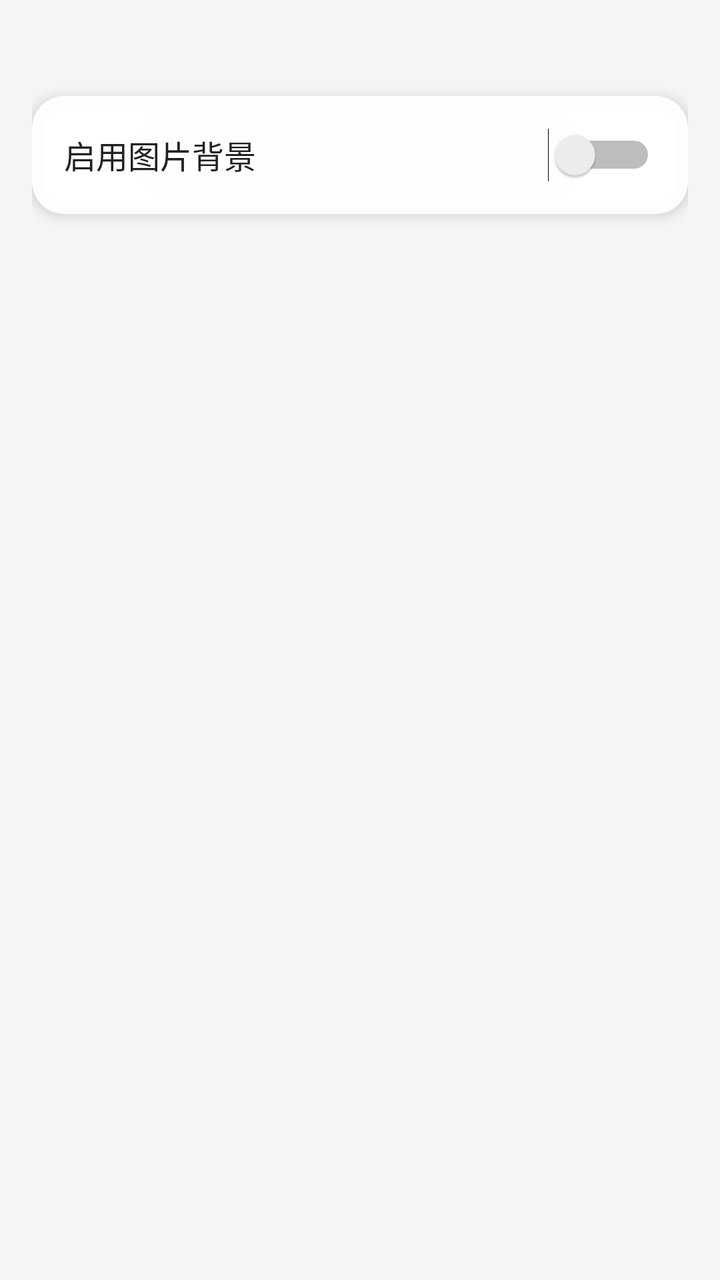
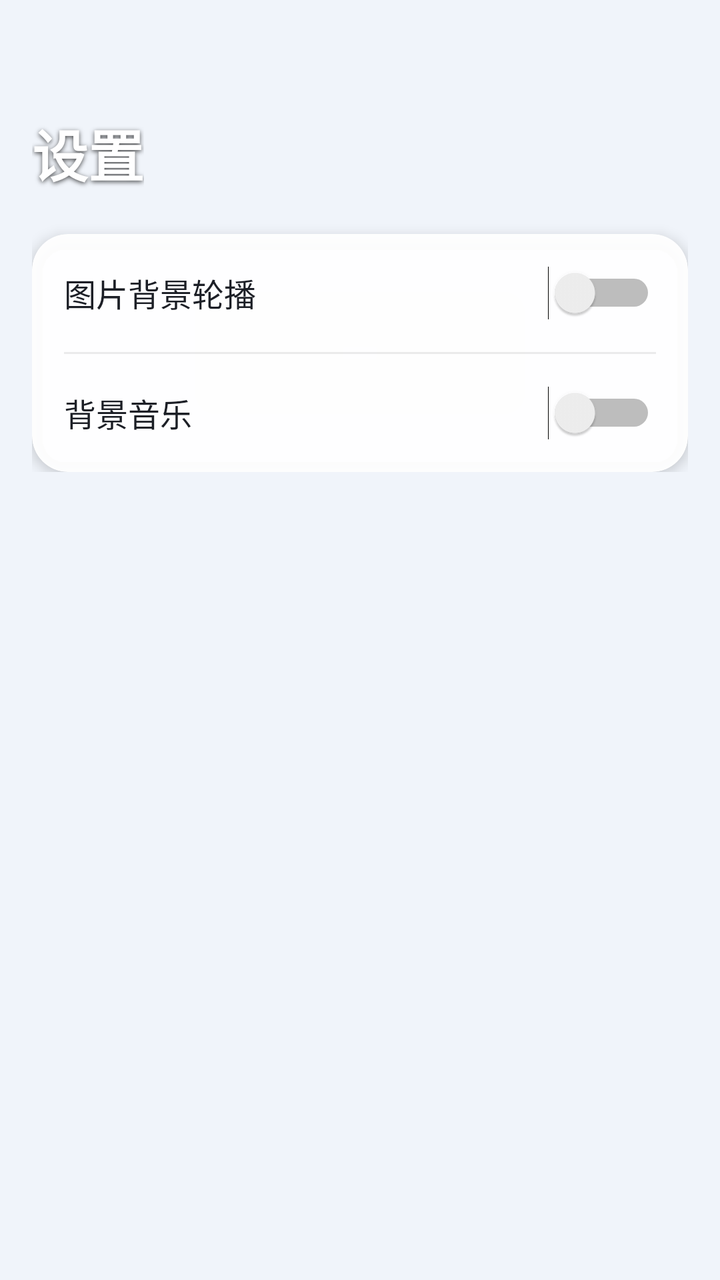

Two renders of the same Android screen: before a commit and after it. Below are the layout's source before the change and the commit's diff.
<!-- AndroidManifest.xml: application theme AppTheme -->
<!-- res/layout/fragment_settings.xml -->
<?xml version="1.0" encoding="utf-8"?>
<LinearLayout xmlns:android="http://schemas.android.com/apk/res/android"
    xmlns:app="http://schemas.android.com/apk/res-auto"
    android:layout_width="match_parent"
    android:layout_height="match_parent"
    android:orientation="vertical"
    android:padding="@dimen/m">

    <com.google.android.material.card.MaterialCardView
        android:layout_width="match_parent"
        android:layout_height="wrap_content"
        android:layout_marginTop="32dp"
        app:cardCornerRadius="@dimen/radius"
        app:cardBackgroundColor="#F5FFFFFF"
        app:cardElevation="4dp">

        <LinearLayout
            android:layout_width="match_parent"
            android:layout_height="wrap_content"
            android:orientation="horizontal"
            android:padding="@dimen/m"
            android:gravity="center_vertical">

            <TextView
                android:layout_width="0dp"
                android:layout_height="wrap_content"
                android:layout_weight="1"
                android:text="@string/settings_bg"
                android:textColor="@color/on_surface"
                android:textSize="16sp" />

            <Switch
                android:id="@+id/sw_bg"
                android:layout_width="wrap_content"
                android:layout_height="wrap_content" />
        </LinearLayout>
    </com.google.android.material.card.MaterialCardView>
</LinearLayout>
<!-- resources referenced by this layout -->
<resources>
  <color name="on_surface">#FF212121</color>
  <dimen name="m">16dp</dimen>
  <dimen name="radius">16dp</dimen>
  <string name="settings_bg">启用图片背景</string>
  <style name="AppTheme" parent="Theme.MaterialComponents.DayNight.NoActionBar">
          <item name="colorPrimary">@color/primary</item>
          <item name="colorPrimaryDark">@color/primary_dark</item>
          <item name="colorSecondary">@color/secondary</item>
          <item name="android:colorBackground">@color/bg</item>
          <item name="colorSurface">@color/surface</item>
          <item name="colorOnSurface">@color/on_surface</item>
      </style>
  <color name="primary">#FF1A73E8</color>
  <color name="primary_dark">#FF0D47A1</color>
  <color name="secondary">#FF00BCD4</color>
  <color name="bg">#FFF5F5F5</color>
  <color name="surface">#FFFFFFFF</color>
</resources>

<!-- the commit's change to res/layout/fragment_settings.xml (unified diff, before → after) -->
@@ -1,38 +1,84 @@
 <?xml version="1.0" encoding="utf-8"?>
-<LinearLayout xmlns:android="http://schemas.android.com/apk/res/android"
+<androidx.core.widget.NestedScrollView
+    xmlns:android="http://schemas.android.com/apk/res/android"
     xmlns:app="http://schemas.android.com/apk/res-auto"
     android:layout_width="match_parent"
-    android:layout_height="match_parent"
-    android:orientation="vertical"
-    android:padding="@dimen/m">
-
-    <com.google.android.material.card.MaterialCardView
+    android:layout_height="match_parent">
+    <LinearLayout
         android:layout_width="match_parent"
         android:layout_height="wrap_content"
-        android:layout_marginTop="32dp"
-        app:cardCornerRadius="@dimen/radius"
-        app:cardBackgroundColor="#F5FFFFFF"
-        app:cardElevation="4dp">
+        android:orientation="vertical"
+        android:padding="@dimen/m">
 
-        <LinearLayout
+        <TextView
+            android:layout_width="wrap_content"
+            android:layout_height="wrap_content"
+            android:layout_marginTop="40dp"
+            android:text="设置"
+            android:textColor="@color/white"
+            android:textSize="28sp"
+            android:textStyle="bold"
+            android:shadowColor="#B3000000"
+            android:shadowDx="0"
+            android:shadowDy="2"
+            android:shadowRadius="6" />
+
+        <com.google.android.material.card.MaterialCardView
             android:layout_width="match_parent"
             android:layout_height="wrap_content"
-            android:orientation="horizontal"
-            android:padding="@dimen/m"
-            android:gravity="center_vertical">
+            android:layout_marginTop="20dp"
+            app:cardCornerRadius="@dimen/radius"
+            app:cardBackgroundColor="@color/card_bg"
+            app:cardElevation="4dp">
 
-            <TextView
-                android:layout_width="0dp"
+            <LinearLayout
+                android:layout_width="match_parent"
                 android:layout_height="wrap_content"
-                android:layout_weight="1"
-                android:text="@string/settings_bg"
-                android:textColor="@color/on_surface"
-                android:textSize="16sp" />
+                android:orientation="vertical"
+                android:padding="@dimen/m">
 
-            <Switch
-                android:id="@+id/sw_bg"
-                android:layout_width="wrap_content"
-                android:layout_height="wrap_content" />
-        </LinearLayout>
-    </com.google.android.material.card.MaterialCardView>
-</LinearLayout>
+                <LinearLayout
+                    android:layout_width="match_parent"
+                    android:layout_height="wrap_content"
+                    android:orientation="horizontal"
+                    android:gravity="center_vertical">
+                    <TextView
+                        android:layout_width="0dp"
+                        android:layout_height="wrap_content"
+                        android:layout_weight="1"
+                        android:text="@string/settings_bg"
+                        android:textColor="@color/on_surface"
+                        android:textSize="16sp" />
+                    <Switch
+                        android:id="@+id/sw_bg"
+                        android:layout_width="wrap_content"
+                        android:layout_height="wrap_content" />
+                </LinearLayout>
+
+                <View
+                    android:layout_width="match_parent"
+                    android:layout_height="1dp"
+                    android:layout_marginVertical="@dimen/m"
+                    android:background="#14000000" />
+
+                <LinearLayout
+                    android:layout_width="match_parent"
+                    android:layout_height="wrap_content"
+                    android:orientation="horizontal"
+                    android:gravity="center_vertical">
+                    <TextView
+                        android:layout_width="0dp"
+                        android:layout_height="wrap_content"
+                        android:layout_weight="1"
+                        android:text="@string/settings_music"
+                        android:textColor="@color/on_surface"
+                        android:textSize="16sp" />
+                    <Switch
+                        android:id="@+id/sw_music"
+                        android:layout_width="wrap_content"
+                        android:layout_height="wrap_content" />
+                </LinearLayout>
+            </LinearLayout>
+        </com.google.android.material.card.MaterialCardView>
+    </LinearLayout>
+</androidx.core.widget.NestedScrollView>
<!-- resource entries referenced after the edit -->
@@ -1,21 +1,26 @@
 <!-- resources referenced by this layout -->
 <resources>
-  <color name="on_surface">#FF212121</color>
+  <color name="card_bg">#F2FFFFFF</color>
+  <color name="on_surface">#FF1C1F26</color>
+  <color name="white">#FFFFFFFF</color>
   <dimen name="m">16dp</dimen>
-  <dimen name="radius">16dp</dimen>
-  <string name="settings_bg">启用图片背景</string>
-  <style name="AppTheme" parent="Theme.MaterialComponents.DayNight.NoActionBar">
+  <dimen name="radius">18dp</dimen>
+  <string name="settings_bg">图片背景轮播</string>
+  <string name="settings_music">背景音乐</string>
+  <style name="AppTheme" parent="Theme.MaterialComponents.Light.NoActionBar">
           <item name="colorPrimary">@color/primary</item>
           <item name="colorPrimaryDark">@color/primary_dark</item>
-          <item name="colorSecondary">@color/secondary</item>
+          <item name="colorAccent">@color/accent</item>
           <item name="android:colorBackground">@color/bg</item>
           <item name="colorSurface">@color/surface</item>
           <item name="colorOnSurface">@color/on_surface</item>
+          <item name="android:statusBarColor" tools:targetApi="l">#66000000</item>
+          <item name="android:windowLightStatusBar" tools:targetApi="m">false</item>
       </style>
-  <color name="primary">#FF1A73E8</color>
-  <color name="primary_dark">#FF0D47A1</color>
-  <color name="secondary">#FF00BCD4</color>
-  <color name="bg">#FFF5F5F5</color>
+  <color name="primary">#FF4F7CFF</color>
+  <color name="primary_dark">#FF2A5CD9</color>
+  <color name="accent">#FF00E0C6</color>
+  <color name="bg">#FFF0F4FA</color>
   <color name="surface">#FFFFFFFF</color>
 </resources>
 
